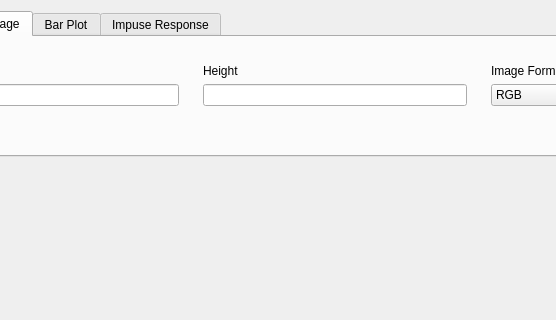
First picture: the form in rena/ui/OptionsWindowPlotFormatWidget.ui, repository PhysioLabXR/PhysioLabXR-Community, before the edit; both pictures show x 125 to 681 and y 0 to 320 of the 865 by 502 pixel window.
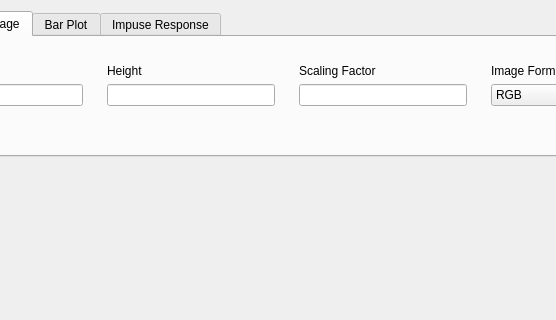
Second picture: the form after the edit. The open tabs and pages were chosen to show the change.

Commit message: fix width height reversed error. TODO: plot gray color image

What changed in the file:
```diff
--- a/rena/ui/OptionsWindowPlotFormatWidget.ui
+++ b/rena/ui/OptionsWindowPlotFormatWidget.ui
@@ -107,6 +107,22 @@
             </layout>
            </widget>
           </item>
+          <item>
+           <widget class="QWidget" name="widget" native="true">
+            <layout class="QVBoxLayout" name="verticalLayout_8">
+             <item>
+              <widget class="QLabel" name="label_4">
+               <property name="text">
+                <string>Scaling Factor</string>
+               </property>
+              </widget>
+             </item>
+             <item>
+              <widget class="QLineEdit" name="imageScalingFactorLineEdit"/>
+             </item>
+            </layout>
+           </widget>
+          </item>
           <item>
            <widget class="QWidget" name="ImageFormatWidget" native="true">
             <layout class="QVBoxLayout" name="verticalLayout_6">
```
Left out of the diff: 2 changed lines with no effect on the pictures. The commit also changes 7 other files.
